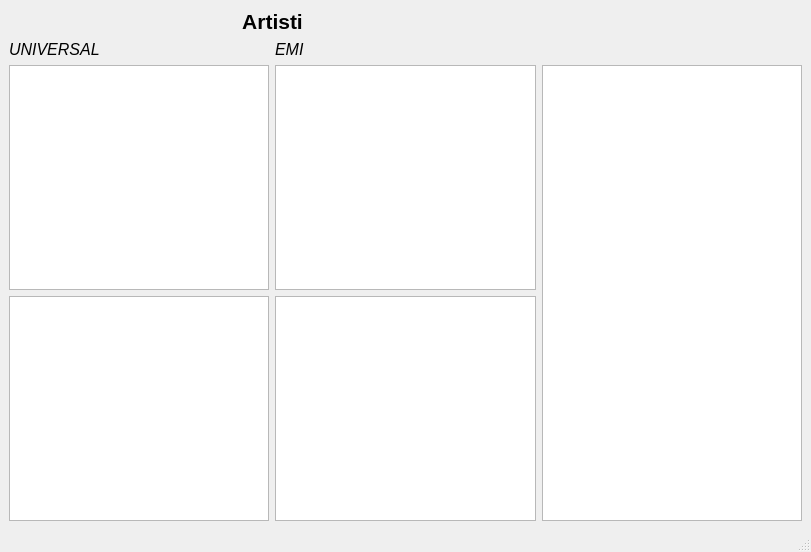
This is mainwindow.ui in derogab/music-artists-qt as Qt 5 draws it before an edit. The edited form follows.
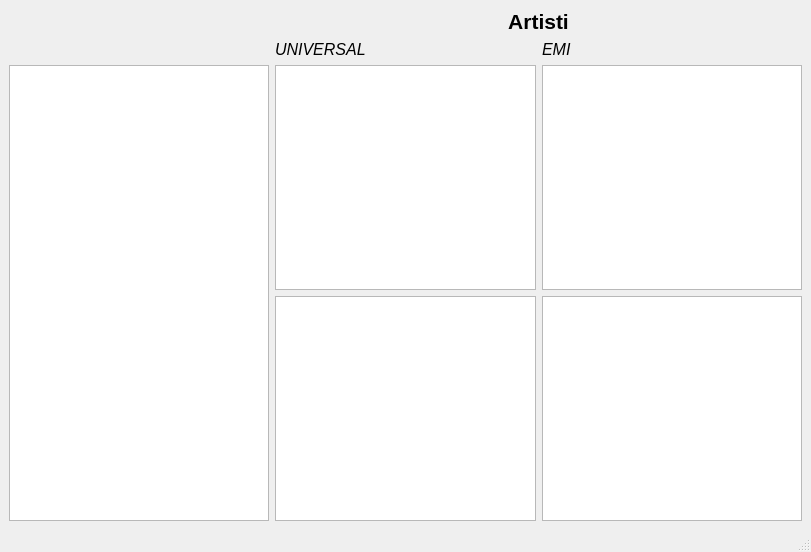
This is the edited form. Custom widgets are drawn as their Qt base class.

Diff of the .ui file:
```diff
--- a/mainwindow.ui
+++ b/mainwindow.ui
@@ -15,13 +15,7 @@
   </property>
   <widget class="QWidget" name="centralwidget">
    <layout class="QGridLayout" name="gridLayout">
-    <item row="3" column="1">
-     <widget class="QChartView" name="emi_letters_graph"/>
-    </item>
-    <item row="3" column="0">
-     <widget class="QChartView" name="universal_letters_graph"/>
-    </item>
-    <item row="1" column="1">
+    <item row="1" column="2">
      <widget class="QLabel" name="emi_list_2">
       <property name="font">
        <font>
@@ -34,13 +28,14 @@
       </property>
      </widget>
     </item>
-    <item row="2" column="0">
-     <widget class="QListWidget" name="universal_list"/>
+    <item row="2" column="2">
+     <widget class="QListWidget" name="emi_list">
+      <property name="spacing">
+       <number>2</number>
+      </property>
+     </widget>
     </item>
-    <item row="2" column="1">
-     <widget class="QListWidget" name="emi_list"/>
-    </item>
-    <item row="0" column="0" colspan="2">
+    <item row="0" column="1" colspan="2">
      <widget class="QLabel" name="artists_label">
       <property name="font">
        <font>
@@ -63,7 +58,7 @@
       </property>
      </widget>
     </item>
-    <item row="1" column="0">
+    <item row="1" column="1">
      <widget class="QLabel" name="universal_label">
       <property name="font">
        <font>
@@ -76,9 +71,34 @@
       </property>
      </widget>
     </item>
-    <item row="2" column="2" rowspan="2">
+    <item row="3" column="2">
+     <widget class="QChartView" name="emi_letters_graph"/>
+    </item>
+    <item row="3" column="1">
+     <widget class="QChartView" name="universal_letters_graph"/>
+    </item>
+    <item row="2" column="0" rowspan="2">
      <widget class="QChartView" name="counter_graph"/>
     </item>
+    <item row="2" column="1">
+     <widget class="QListWidget" name="universal_list">
+      <property name="frameShape">
+       <enum>QFrame::StyledPanel</enum>
+      </property>
+      <property name="frameShadow">
+       <enum>QFrame::Raised</enum>
+      </property>
+      <property name="lineWidth">
+       <number>1</number>
+      </property>
+      <property name="spacing">
+       <number>2</number>
+      </property>
+      <property name="viewMode">
+       <enum>QListView::ListMode</enum>
+      </property>
+     </widget>
+    </item>
    </layout>
   </widget>
   <widget class="QMenuBar" name="menubar">
```
